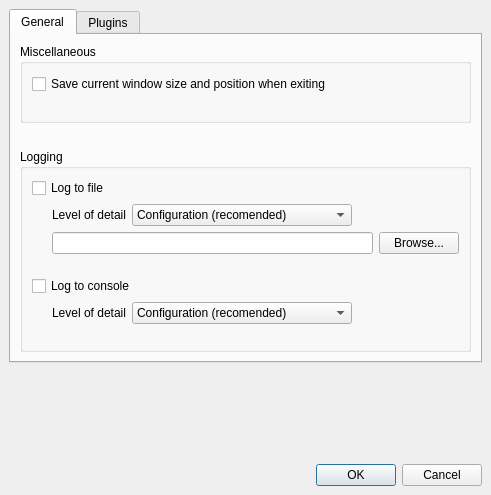
This is cad/plugins/NanoVision-1/src/PreferencesDialog.ui in kanzure/nanoengineer as Qt 5 draws it before an edit. The edited form follows.
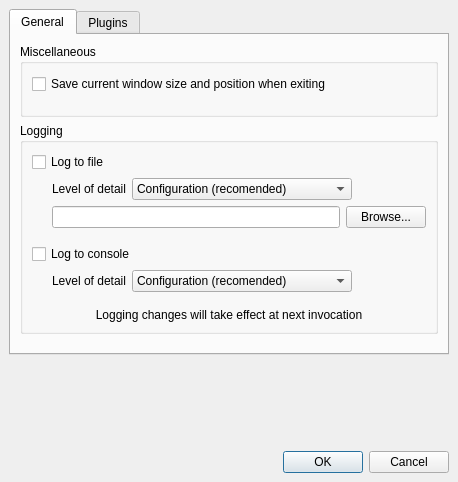
This is the edited form.

Commit message: Implemented Preferences | General tab.

Patch:
```diff
--- a/cad/plugins/NanoVision-1/src/PreferencesDialog.ui
+++ b/cad/plugins/NanoVision-1/src/PreferencesDialog.ui
@@ -5,8 +5,8 @@
    <rect>
     <x>0</x>
     <y>0</y>
-    <width>491</width>
-    <height>495</height>
+    <width>458</width>
+    <height>482</height>
    </rect>
   </property>
   <property name="sizePolicy" >
@@ -73,7 +73,7 @@
             <property name="sizeHint" >
              <size>
               <width>20</width>
-              <height>16</height>
+              <height>10</height>
              </size>
             </property>
            </spacer>
@@ -81,22 +81,6 @@
          </layout>
         </widget>
        </item>
-       <item>
-        <spacer>
-         <property name="orientation" >
-          <enum>Qt::Vertical</enum>
-         </property>
-         <property name="sizeType" >
-          <enum>QSizePolicy::Fixed</enum>
-         </property>
-         <property name="sizeHint" >
-          <size>
-           <width>20</width>
-           <height>20</height>
-          </size>
-         </property>
-        </spacer>
-       </item>
        <item>
         <widget class="QGroupBox" name="groupBox_2" >
          <property name="title" >
@@ -110,6 +94,14 @@
            <number>6</number>
           </property>
           <item>
+           <layout class="QVBoxLayout" >
+            <property name="margin" >
+             <number>0</number>
+            </property>
+            <property name="spacing" >
+             <number>6</number>
+            </property>
+            <item>
            <widget class="QCheckBox" name="logToFileCheckBox" >
             <property name="text" >
              <string>Log to file</string>
@@ -269,7 +261,7 @@
             <property name="sizeHint" >
              <size>
               <width>20</width>
-              <height>16</height>
+                <height>10</height>
              </size>
             </property>
            </spacer>
@@ -398,14 +390,42 @@
             <property name="sizeHint" >
              <size>
               <width>20</width>
-              <height>16</height>
+                <height>10</height>
              </size>
             </property>
            </spacer>
           </item>
-         </layout>
+            <item>
+             <widget class="QLabel" name="label" >
+              <property name="text" >
+               <string>Logging changes will take effect at next invocation</string>
+              </property>
+              <property name="alignment" >
+               <set>Qt::AlignCenter</set>
+              </property>
+             </widget>
+            </item>
+           </layout>
+          </item>
+         </layout>
         </widget>
        </item>
+       <item>
+        <spacer>
+         <property name="orientation" >
+          <enum>Qt::Vertical</enum>
+         </property>
+         <property name="sizeType" >
+          <enum>QSizePolicy::Fixed</enum>
+         </property>
+         <property name="sizeHint" >
+          <size>
+           <width>20</width>
+           <height>10</height>
+          </size>
+         </property>
+        </spacer>
+       </item>
       </layout>
      </widget>
      <widget class="QWidget" name="pluginsTab" >
@@ -423,7 +443,7 @@
      <property name="sizeHint" >
       <size>
        <width>20</width>
-       <height>21</height>
+       <height>10</height>
       </size>
      </property>
     </spacer>
```
Lines whose indentation alone changed are shown as unchanged. The commit also changes 8 other files.
